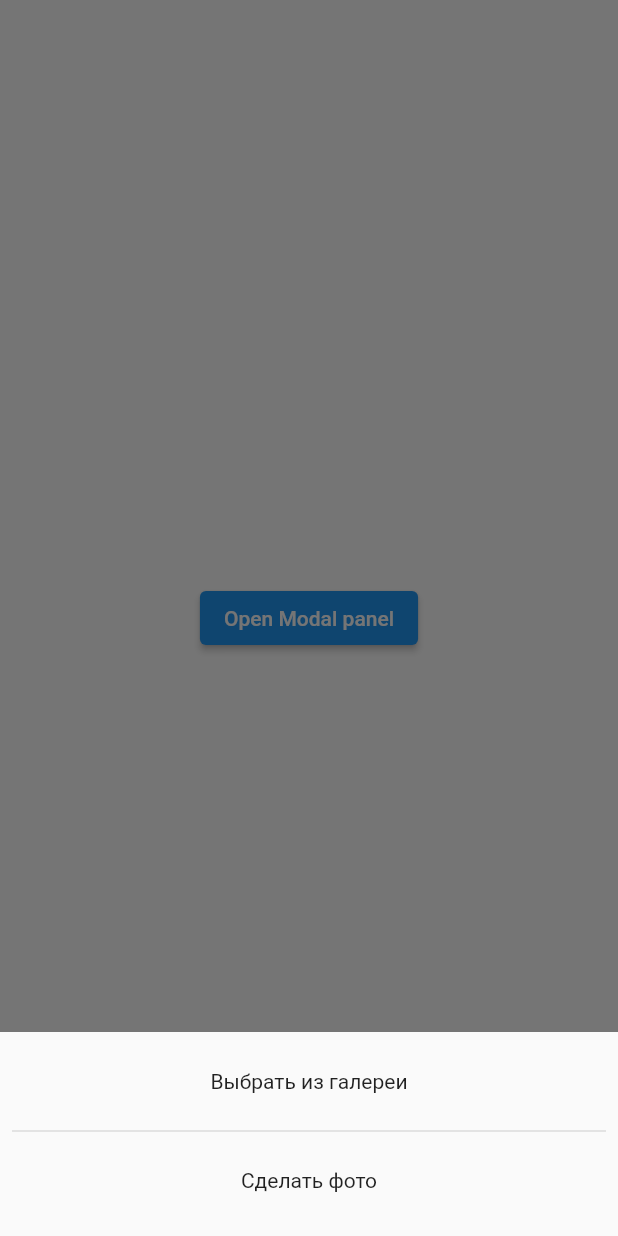
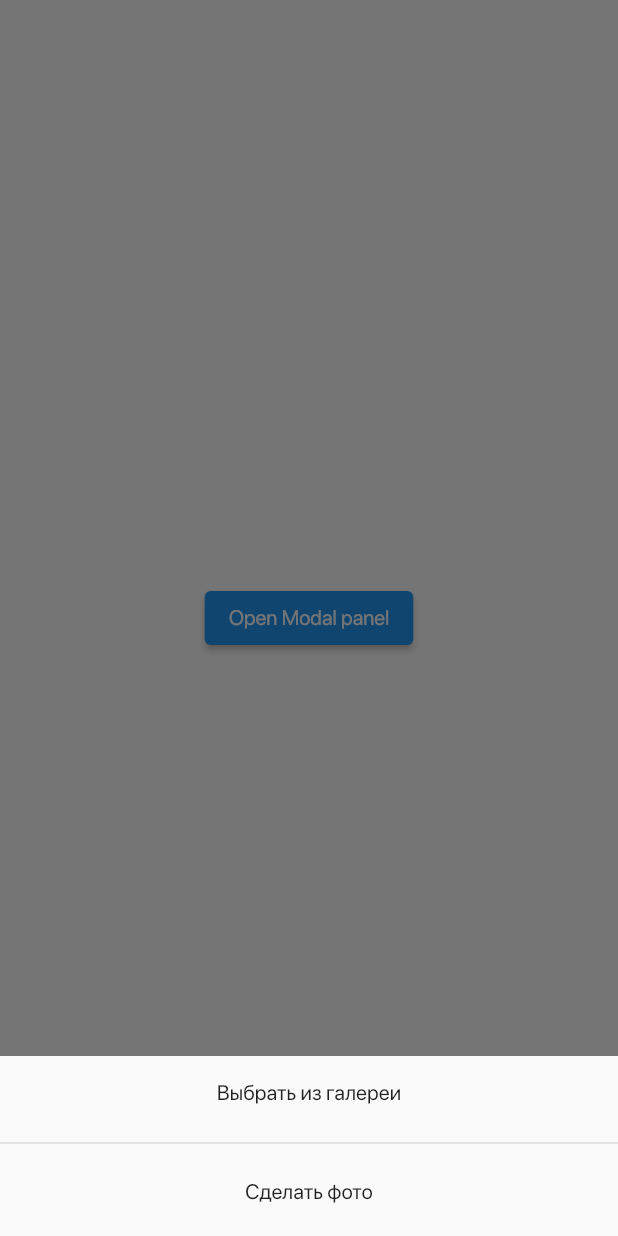
Before and after one commit to TemityStolyarov/gallery_app, a Flutter app: the ModalBottomSheetDemo screen opened by its route, after a tap on "Open Modal panel", on a phone screen of 412 x 824 dp. Run offline on Flutter 3.47's test engine with Material 2 defaults, Android fonts, the phone set to English and light mode, and no system bars; our stand-ins replace bloc, dio, flutter_bloc; network calls fail.

Commit message:
finished font changing in whole app
finished font changing in whole app

```diff
--- a/lib/routes/app_routes.dart
+++ b/lib/routes/app_routes.dart
@@ -1,6 +1,5 @@
 import 'package:flutter/material.dart';
 import 'package:gallery_app/routes/name_routes.dart';
-import 'package:gallery_app/ui/global_widgets/tabbar.dart';
 import 'package:gallery_app/ui/pages/utils/add_photo_panel.dart';
 // import 'package:testzone/features/auth/screens/login_screen.dart';
 // import 'package:testzone/features/home/home_page.dart';
--- a/lib/ui/global_widgets/appbar.dart
+++ b/lib/ui/global_widgets/appbar.dart
@@ -29,7 +29,10 @@ class GAppBar extends StatelessWidget {
               Expanded(
                 child: TextField(
                   decoration: const InputDecoration(
-                    hintStyle: TextStyle(color: DEFAULT_SUBTITLE_COLOR),
+                    hintStyle: TextStyle(
+                      color: DEFAULT_SUBTITLE_COLOR,
+
+                    ),
                     hintText: 'Search',
                     border: InputBorder.none,
                     contentPadding: EdgeInsets.symmetric(horizontal: 20.0),
--- a/lib/ui/pages/bloc/select_page_bloc.dart
+++ b/lib/ui/pages/bloc/select_page_bloc.dart
@@ -1,5 +1,3 @@
-import 'dart:async';
-
 import 'package:bloc/bloc.dart';
 import 'package:meta/meta.dart';
 
--- a/lib/ui/pages/utils/add_photo_panel.dart
+++ b/lib/ui/pages/utils/add_photo_panel.dart
@@ -1,8 +1,5 @@
-import 'dart:io';
-
 import 'package:flutter/material.dart';
 import 'package:gallery_app/core/constants.dart';
-import 'package:image_picker/image_picker.dart';
 
 class AddPhotoDialogPanel extends StatelessWidget {
   final screenSize;
@@ -38,10 +35,6 @@ class AddPhotoDialogPanel extends StatelessWidget {
                   height: 50,
                   child: const Text(
                     'Выбрать из галереи',
-                    // textAlign: TextAlign.center,
-                    style: TextStyle(
-                      fontFamily: 'SF Pro Display',
-                    ),
                   ),
                 ),
                 const Divider(
@@ -54,10 +47,6 @@ class AddPhotoDialogPanel extends StatelessWidget {
                   height: 50,
                   child: const Text(
                     'Сделать фото',
-                    style: TextStyle(
-                      fontFamily: 'SF Pro Display',
-                    ),
-                    // textAlign: TextAlign.center,
                   ),
                 ),
               ],
@@ -82,9 +71,7 @@ class AddPhotoDialogPanel extends StatelessWidget {
                   'Отмена',
                   style: TextStyle(
                     color: DEFAULT_ACCENT_COLOR,
-                    fontFamily: 'SF Pro Display',
                   ),
-                  // textAlign: TextAlign.center,
                 ),
               ),
             ),
@@ -109,7 +96,6 @@ class AddPhotoPanel extends StatelessWidget {
             child: Center(
               child: Text(
                 'Выбрать из галереи',
-                // textAlign: TextAlign.center,
               ),
             ),
           ),
@@ -120,7 +106,6 @@ class AddPhotoPanel extends StatelessWidget {
             child: Center(
               child: Text(
                 'Сделать фото',
-                // textAlign: TextAlign.center,
               ),
             ),
           ),
@@ -141,18 +126,13 @@ class AddPhotoPanel extends StatelessWidget {
 }
 
 class ModalBottomSheetDemo extends StatelessWidget {
+  const ModalBottomSheetDemo({super.key});
+
   void showBottomSheet(BuildContext context) {
     showModalBottomSheet<void>(
       context: context,
       builder: (context) {
-        return const SafeArea(
-          left: true,
-          right: true,
-          child: Padding(
-            padding: EdgeInsets.all(8.0),
-            child: AddPhotoPanel(),
-          ),
-        );
+        return const AddPhotoPanel();
       },
     );
   }
```
Also changed, not shown: lib/main.dart (+1 -7 lines), lib/ui/pages/new_page.dart (+10 -7 lines), lib/ui/pages/popular_page.dart (+10 -7 lines).
